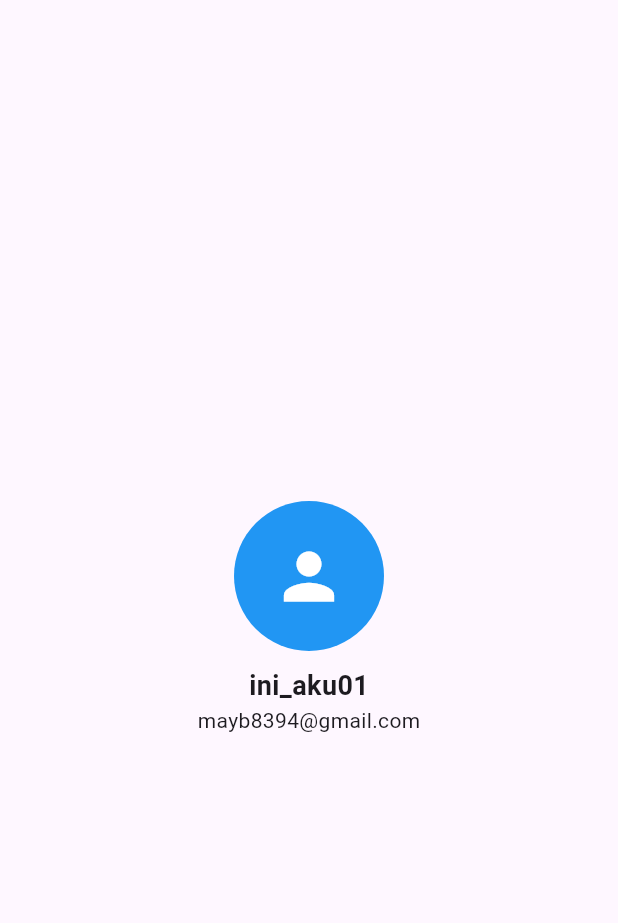
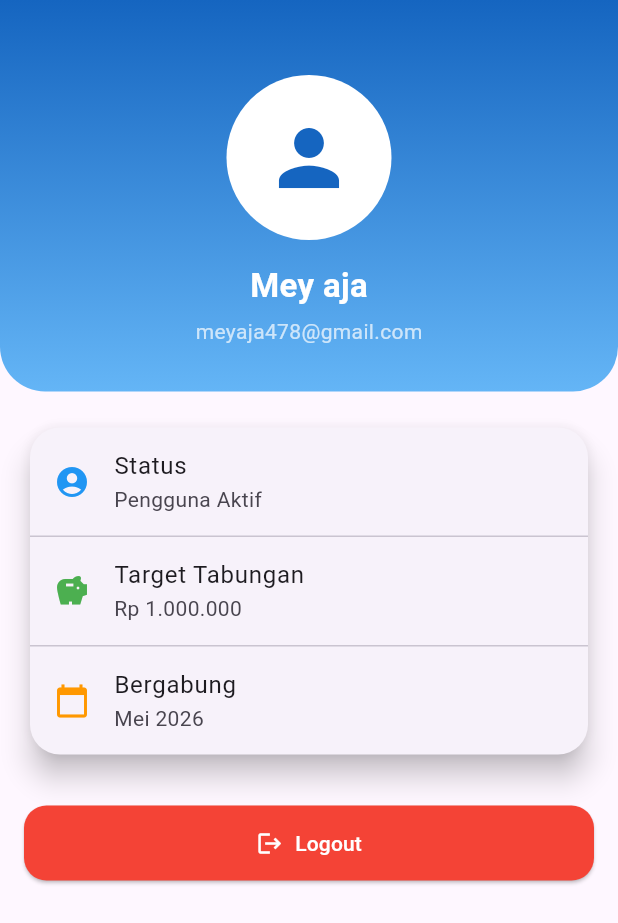
Before and after one commit to meyaja478-beep/Tabunganku, a Flutter app: the Profil widget shown alone on an empty page, opened directly, on a phone screen of 412 x 824 dp. Shown: the top 923 px of the screen. Run offline on Flutter 3.47's test engine with Material 3 defaults, Android fonts, the phone set to English and light mode, and no system bars; our stand-ins replace shared_preferences, supabase_flutter; accounts and stored records are empty.

Commit message:
saya merubah tampilan profil lebih update lagi lebih faham untuk dimengerti dan menambahkan tombol longout di bagian bawah

```diff
--- a/lib/profil.dart
+++ b/lib/profil.dart
@@ -5,19 +5,120 @@ class Profil extends StatelessWidget {
 
   @override
   Widget build(BuildContext context) {
-    return Center(
+     return SingleChildScrollView(
       child: Column(
-        mainAxisAlignment: MainAxisAlignment.center,
         children: [
-          CircleAvatar(
-            radius: 50,
-            backgroundColor: Colors.blue,
-            child: Icon(Icons.person, size: 50, color: Colors.white),
+         Container(
+            width: double.infinity,
+            padding: EdgeInsets.only(top: 50, bottom: 30),
+            decoration: BoxDecoration(
+              gradient: LinearGradient(
+                colors: [
+                  Color(0xFF1565C0),
+                  Color(0xFF64B5F6),
+                ],
+                begin: Alignment.topCenter,
+                end: Alignment.bottomCenter,
+              ),
+              borderRadius: BorderRadius.only(
+                bottomLeft: Radius.circular(30),
+                bottomRight: Radius.circular(30),
+              ),
+            ),
+             child: Column(
+              children: [
+                 CircleAvatar(
+                  radius: 55,
+                  backgroundColor: Colors.white,
+                  child: Icon(
+                    Icons.person,
+                    size: 60,
+                    color: Color(0xFF1565C0),
+                  ),
+                ),
+
+                SizedBox(height: 15),
+Text(
+                  "Mey aja",
+                  style: TextStyle(
+                    fontSize: 22,
+                    fontWeight: FontWeight.bold,
+                    color: Colors.white,
+                  ),
+                ),
+
+                SizedBox(height: 5),
+ Text(
+                  "meyaja478@gmail.com",
+                  style: TextStyle(
+                    fontSize: 14,
+                    color: Colors.white70,
+                  ),
+                ),
+              ],
+            ),
           ),
+
+          SizedBox(height: 20),
+          Padding(
+            padding: EdgeInsets.symmetric(horizontal: 16),
+            child: Card(
+              elevation: 8,
+              shape: RoundedRectangleBorder(
+                borderRadius: BorderRadius.circular(20),
+              ),
+              child: Column(
+                children: [
+                  ListTile(
+                    leading: Icon(Icons.account_circle, color: Colors.blue),
+                    title: Text("Status"),
+                    subtitle: Text("Pengguna Aktif"),
+                  ),
+                  Divider(height: 1),
+
+                  ListTile(
+                    leading: Icon(Icons.savings, color: Colors.green),
+                    title: Text("Target Tabungan"),
+                    subtitle: Text("Rp 1.000.000"),
+                  ),
+                  Divider(height: 1),
+
+                  ListTile(
+                    leading: Icon(Icons.calendar_today, color: Colors.orange),
+                    title: Text("Bergabung"),
+                    subtitle: Text("Mei 2026"),
+                  ),
+                ],
+              ),
+            ),
+          ),
+
+          SizedBox(height: 20),
+
           SizedBox(height: 10),
-          Text("ini_aku01",
-              style: TextStyle(fontSize: 18, fontWeight: FontWeight.bold)),
-          Text("mayb8394@gmail.com"),
+           Padding(
+            padding: EdgeInsets.symmetric(horizontal: 16),
+            child: SizedBox(
+              width: double.infinity,
+              child: ElevatedButton.icon(
+                onPressed: () {
+                  Navigator.pop(context);
+                },
+                icon: Icon(Icons.logout),
+                label: Text("Logout"),
+                style: ElevatedButton.styleFrom(
+                  backgroundColor: Colors.red,
+                  foregroundColor: Colors.white,
+                  padding: EdgeInsets.symmetric(vertical: 15),
+                  shape: RoundedRectangleBorder(
+                    borderRadius: BorderRadius.circular(15),
+                  ),
+                ),
+              ),
+            ),
+          ),
+
+          SizedBox(height: 20),
         ],
       ),
     );
```
